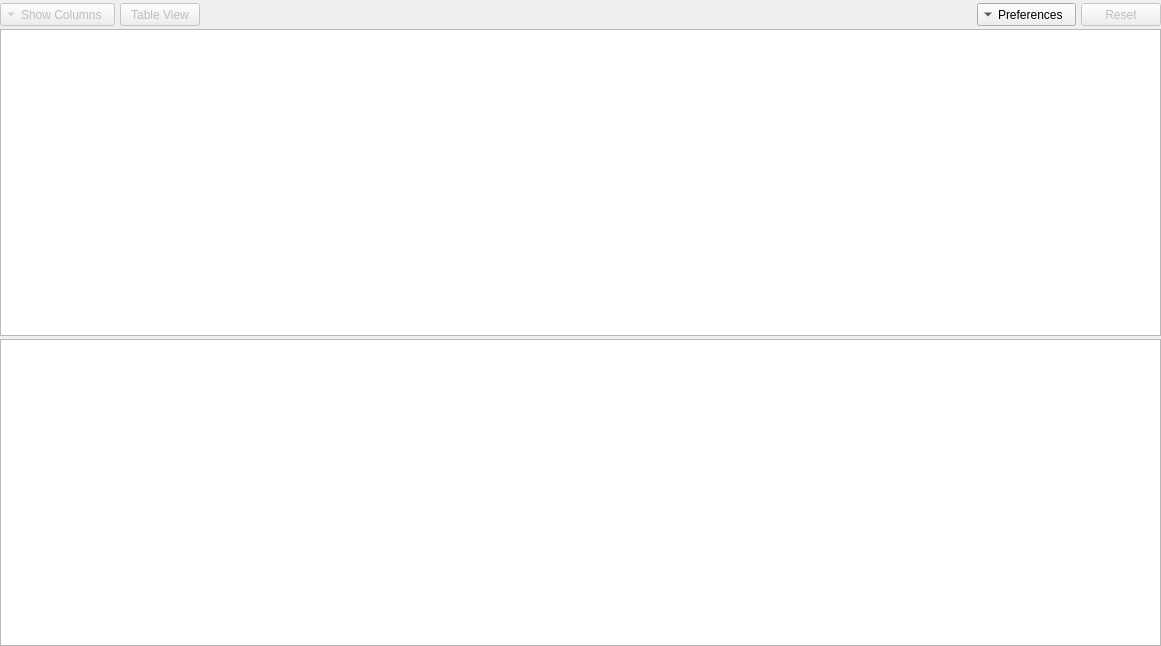
Old version of the form src/gdxviewer/gdxsymbolview.ui in the repository GAMS-dev/studio.
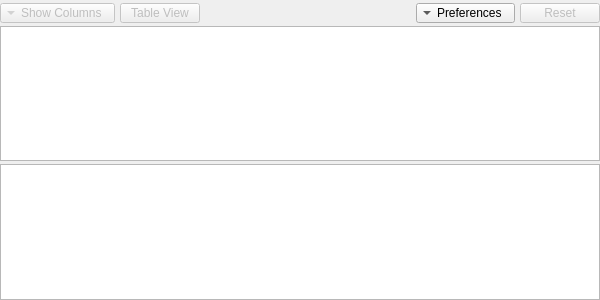
New version of the form.

Commit message: minor layout adjustments

```diff
--- a/src/gdxviewer/gdxsymbolview.ui
+++ b/src/gdxviewer/gdxsymbolview.ui
@@ -6,8 +6,8 @@
    <rect>
     <x>0</x>
     <y>0</y>
-    <width>1161</width>
-    <height>646</height>
+    <width>600</width>
+    <height>300</height>
    </rect>
   </property>
   <property name="sizePolicy">
@@ -55,7 +55,7 @@
         <bool>false</bool>
        </property>
        <property name="sizePolicy">
-        <sizepolicy hsizetype="Minimum" vsizetype="Preferred">
+        <sizepolicy hsizetype="Preferred" vsizetype="Preferred">
          <horstretch>0</horstretch>
          <verstretch>0</verstretch>
         </sizepolicy>
@@ -72,6 +72,9 @@
        <property name="toolTip">
         <string>Hide/Show specific value columns</string>
        </property>
+       <property name="styleSheet">
+        <string notr="true">QToolButton::menu-indicator{image: none;}</string>
+       </property>
        <property name="text">
         <string>Show Columns</string>
        </property>
@@ -95,7 +98,7 @@
         <bool>false</bool>
        </property>
        <property name="sizePolicy">
-        <sizepolicy hsizetype="Minimum" vsizetype="Preferred">
+        <sizepolicy hsizetype="Preferred" vsizetype="Preferred">
          <horstretch>0</horstretch>
          <verstretch>0</verstretch>
         </sizepolicy>
@@ -130,7 +133,7 @@
      <item>
       <widget class="QToolButton" name="tbPreferences">
        <property name="sizePolicy">
-        <sizepolicy hsizetype="Minimum" vsizetype="Preferred">
+        <sizepolicy hsizetype="Preferred" vsizetype="Preferred">
          <horstretch>0</horstretch>
          <verstretch>0</verstretch>
         </sizepolicy>
@@ -141,6 +144,9 @@
          <height>20</height>
         </size>
        </property>
+       <property name="styleSheet">
+        <string notr="true">QToolButton::menu-indicator{image: none;}</string>
+       </property>
        <property name="text">
         <string>Preferences</string>
        </property>
@@ -161,7 +167,7 @@
         <bool>false</bool>
        </property>
        <property name="sizePolicy">
-        <sizepolicy hsizetype="Minimum" vsizetype="Preferred">
+        <sizepolicy hsizetype="Preferred" vsizetype="Preferred">
          <horstretch>0</horstretch>
          <verstretch>0</verstretch>
         </sizepolicy>
```
The commit also changes 1 other file.
